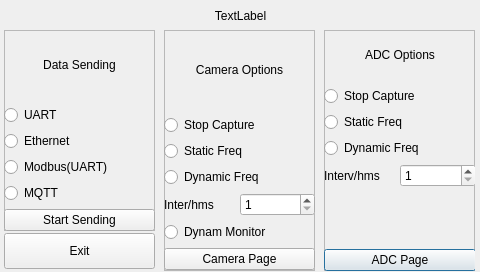
This is Slave_Qt/mainwindow.ui in StevenGLee/EmbeddedBigProject as Qt 5 draws it before an edit. The edited form follows.
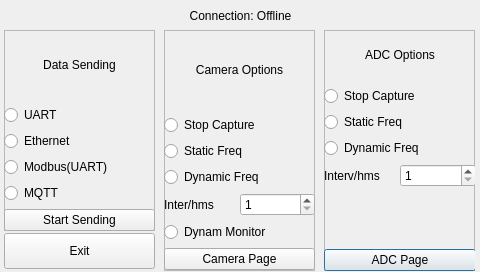
This is the edited form.

The edit to the form file:
```diff
--- a/Slave_Qt/mainwindow.ui
+++ b/Slave_Qt/mainwindow.ui
@@ -297,7 +297,7 @@
     </rect>
    </property>
    <property name="text">
-    <string>TextLabel</string>
+    <string>Connection: Offline</string>
    </property>
    <property name="alignment">
     <set>Qt::AlignCenter</set>
```
